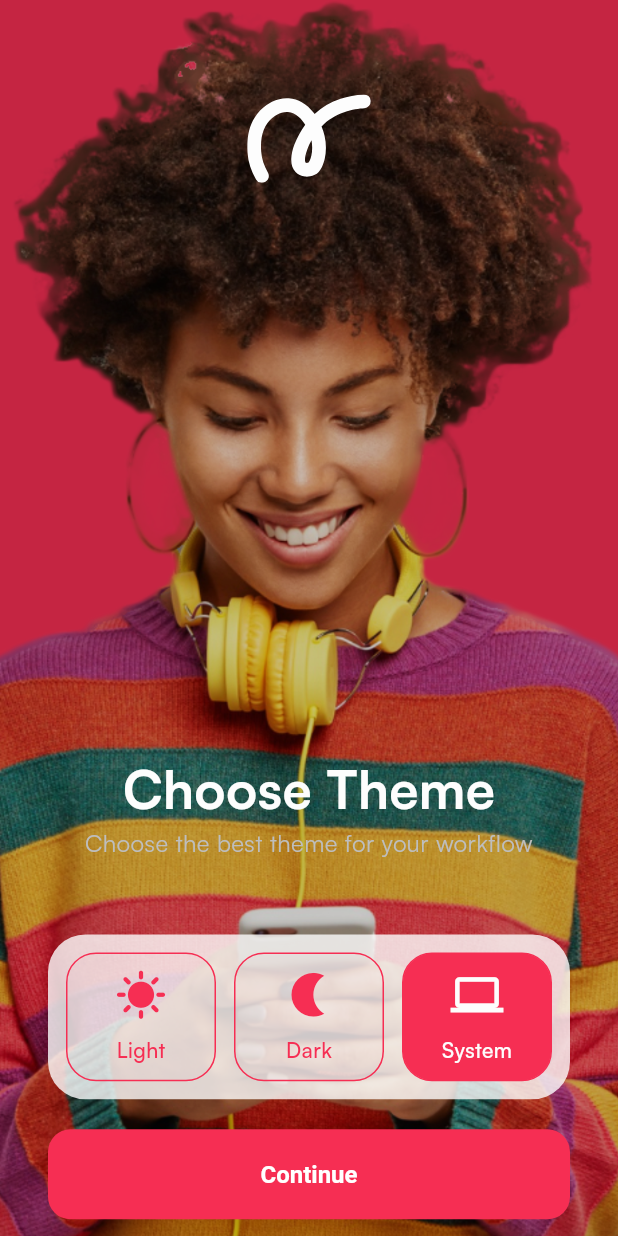
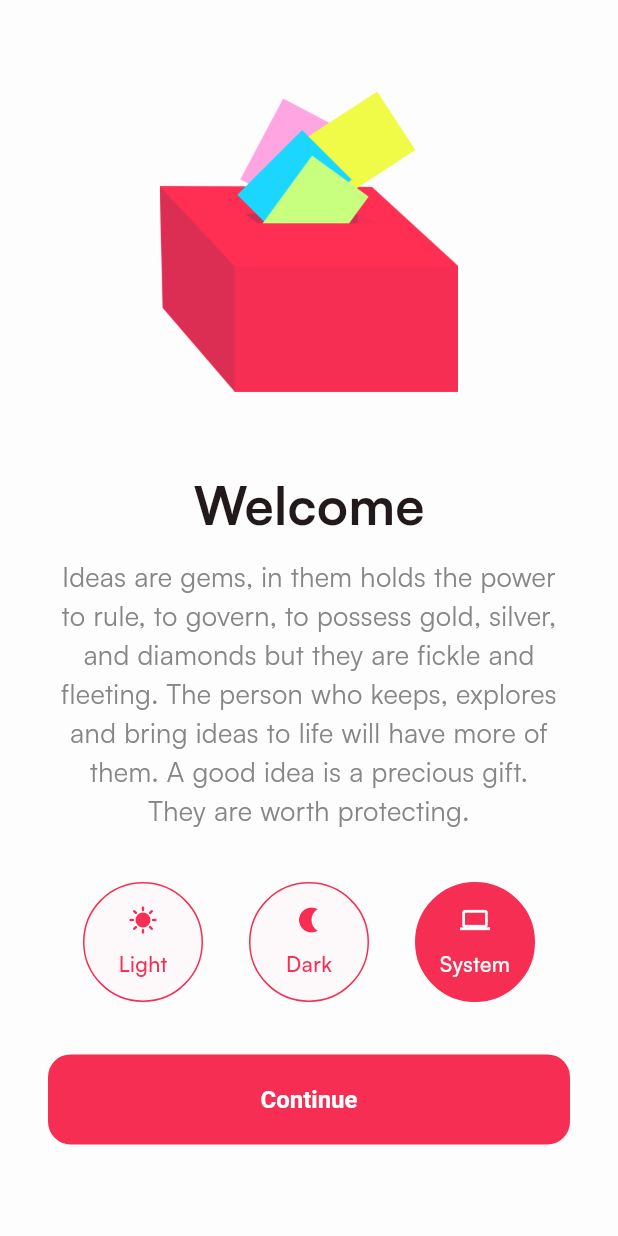
Before and after one commit to alextoyinore/notepada, a Flutter app: the screen it shows after launch, on a phone screen of 412 x 824 dp. Run offline on Flutter 3.47's test engine with Material 3 defaults, Android fonts, the phone set to English and light mode, and no system bars; our stand-ins replace appwrite, dartz, flutter_bloc, flutter_colorpicker, flutter_svg, get_it and 4 more; network calls fail.

Commit message:
revamped intro page

```diff
--- a/lib/config/assets/images.dart
+++ b/lib/config/assets/images.dart
@@ -8,6 +8,7 @@ class AppImages {
   static const String lady = '${vectorBaseURL}lady$vectorExtension';
   static const String tree = '${vectorBaseURL}tree$vectorExtension';
   static const String empty = '${vectorBaseURL}empty$vectorExtension';
+  static const String box = '${vectorBaseURL}box$vectorExtension';
   static const String gettingNotes =
       '${vectorBaseURL}getting_notes$vectorExtension';
 }
--- a/lib/config/strings/strings.dart
+++ b/lib/config/strings/strings.dart
@@ -11,7 +11,7 @@ class AppStrings {
   static const password = 'Password';
   static const introTitle = 'Ideas rule the world.';
   static const introDescription =
-      'Ideas are seeds, the moment you store them, you have planted them. Never loose an idea again.\nStore it, keep it, make it!';
+      'Ideas are seeds, the moment you store them, you have planted them. Never loose an idea again. Store it, keep it, make it happen!';
   static const registerPolicyCheck =
       "By clicking 'Continue' you agree to the terms, conditions and policies of Notepada";
   static const registerDescription =
@@ -38,7 +38,7 @@ class AppStrings {
   static const system = 'System';
   static const notes = 'Notes';
   static const noteSaved = 'Your note has been saved successfully.';
-  static const gettingNotes = 'Getting notes...';
+  static const gettingNotes = 'Getting your notes...';
   static const getNoteError =
       'We are having trouble getting your notes.\nTry closing and reopening the app. Thank you!';
   static const noNotes = 'You have no notes';
@@ -48,4 +48,7 @@ class AppStrings {
   static const deleteDescription =
       'Are you sure you want to delete this note? Note that this action cannot be reversed.';
   static const chooseNoteColor = 'Choose note color';
+  static const welcome = 'Welcome';
+  static const welcomeDescription =
+      'Ideas are gems, in them holds the power to rule, to govern, to possess gold, silver, and diamonds but they are fickle and fleeting. The person who keeps, explores and bring ideas to life will have more of them. A good idea is a precious gift.\nThey are worth protecting.';
 }
--- a/lib/features/auth/presentation/pages/auth.dart
+++ b/lib/features/auth/presentation/pages/auth.dart
@@ -45,10 +45,10 @@ class Auth extends StatelessWidget {
             AppGaps.v40,
             Image.asset(
               AppImages.tree,
-              height: 300,
+              height: 250,
               fit: BoxFit.cover,
             ),
-            AppGaps.v40,
+            AppGaps.v20,
             Align(
               alignment: Alignment.bottomCenter,
               child: Column(
--- a/lib/features/auth/presentation/pages/login.dart
+++ b/lib/features/auth/presentation/pages/login.dart
@@ -47,11 +47,11 @@ class _LoginState extends State<Login> {
           onTap: () {
             context.goNamed(RouteNames.auth);
           },
-          child: Padding(
-            padding: const EdgeInsets.only(left: 32.0),
+          child: const Padding(
+            padding: EdgeInsets.only(left: 32.0),
             child: Icon(
               Icons.arrow_back_ios,
-              color: AppColors.grey.withOpacity(.3),
+              color: AppColors.primary,
             ),
           ),
         ),
@@ -101,20 +101,20 @@ class _LoginState extends State<Login> {
             child: Column(
               crossAxisAlignment: CrossAxisAlignment.start,
               children: [
-                AppGaps.v50,
+                AppGaps.v20,
                 Text(
                   AppStrings.login,
                   style: AppStyles.headerStyle,
                 ),
                 AppGaps.v10,
                 const Text(
-                  AppStrings.registerDescription,
+                  AppStrings.loginDescription,
                   // textAlign: TextAlign.center,
                   style: TextStyle(
                     color: AppColors.midGrey,
                   ),
                 ),
-                AppGaps.v50,
+                AppGaps.v40,
                 email(),
                 AppGaps.v20,
                 password(),
--- a/lib/features/auth/presentation/pages/register.dart
+++ b/lib/features/auth/presentation/pages/register.dart
@@ -35,11 +35,11 @@ class _RegisterState extends State<Register> {
           onTap: () {
             context.goNamed(RouteNames.auth);
           },
-          child: Padding(
-            padding: const EdgeInsets.only(left: 32.0),
+          child: const Padding(
+            padding: EdgeInsets.only(left: 32.0),
             child: Icon(
               Icons.arrow_back_ios,
-              color: AppColors.grey.withOpacity(.3),
+              color: AppColors.primary,
             ),
           ),
         ),
--- a/lib/features/home/presentation/pages/home.dart
+++ b/lib/features/home/presentation/pages/home.dart
@@ -68,7 +68,7 @@ class _HomeState extends State<Home> {
                   const Text(
                     AppStrings.gettingNotes,
                     style: TextStyle(
-                      color: AppColors.midGrey,
+                      color: AppColors.darkGrey,
                       fontSize: 16,
                     ),
                     textAlign: TextAlign.center,
@@ -88,7 +88,7 @@ class _HomeState extends State<Home> {
                     SvgPicture.asset(
                       AppVectors.warning,
                       colorFilter: const ColorFilter.mode(
-                        AppColors.grey,
+                        AppColors.primary,
                         BlendMode.srcATop,
                       ),
                       height: 100,
@@ -97,7 +97,7 @@ class _HomeState extends State<Home> {
                     const Text(
                       AppStrings.getNoteError,
                       style: TextStyle(
-                        color: AppColors.midGrey,
+                        color: AppColors.darkGrey,
                         fontSize: 16,
                       ),
                       textAlign: TextAlign.center,
--- a/lib/features/intro/presentation/pages/intro.dart
+++ b/lib/features/intro/presentation/pages/intro.dart
@@ -10,68 +10,56 @@ import 'package:notepada/config/theme/colors.dart';
 import 'package:notepada/config/assets/images.dart';
 import 'package:notepada/common/bloc/theme/theme_cubit.dart';
 
-class Intro extends StatelessWidget {
+class Intro extends StatefulWidget {
   const Intro({super.key});
 
   @override
+  State<Intro> createState() => _IntroState();
+}
+
+class _IntroState extends State<Intro> {
+  @override
   Widget build(BuildContext context) {
     return Scaffold(
-      backgroundColor: AppColors.primary,
-      body: Stack(
+      // backgroundColor: AppColors.primary,
+      body: Column(
+        mainAxisAlignment: MainAxisAlignment.center,
         children: [
-          Container(
-            width: MediaQuery.of(context).size.width,
-            decoration: const BoxDecoration(
-              image: DecorationImage(
-                image: AssetImage(
-                  AppImages.lady,
-                ),
+          // AppGaps.v50,
+          // SvgPicture.asset(
+          //   AppVectors.icon,
+          //   colorFilter: const ColorFilter.mode(
+          //     AppColors.primary,
+          //     BlendMode.srcATop,
+          //   ),
+          //   height: 50,
+          // ),
+          // AppGaps.v20,
+          Image.asset(
+            AppImages.box,
+            height: 200,
             fit: BoxFit.cover,
           ),
+          AppGaps.v50,
+          Text(
+            AppStrings.welcome,
+            style: AppStyles.headerStyle.copyWith(
+                // color: AppColors.darkGrey,
                 ),
           ),
-          Container(
-            width: MediaQuery.of(context).size.width,
-            color: Colors.black.withOpacity(.2),
-          ),
-          Positioned(
-            top: 10,
-            left: MediaQuery.of(context).size.width / 2.5,
-            child: SizedBox(
-              width: MediaQuery.of(context).size.width * .2,
-              height: MediaQuery.of(context).size.height * .2,
-              child: SvgPicture.asset(
-                AppVectors.icon,
-                color: AppColors.bright,
-                height: 50,
-              ),
-            ),
-          ),
-          Positioned(
-            bottom: -500,
-            child: SizedBox(
-              width: MediaQuery.of(context).size.width,
-              height: MediaQuery.of(context).size.height,
-              child: Column(
-                crossAxisAlignment: CrossAxisAlignment.center,
-                // mainAxisAlignment: MainAxisAlignment.center,
-                children: [
-                  Text(
-                    AppStrings.themeSelectionTitle,
-                    style: AppStyles.headerStyle.copyWith(
-                      color: AppColors.bright,
-                    ),
-                  ),
-                  // AppGaps.v10,
-                  const Text(
-                    AppStrings.themeSelectionDescription,
+          AppGaps.v10,
+          const Padding(
+            padding: EdgeInsets.symmetric(horizontal: 32.0),
+            child: Text(
+              AppStrings.welcomeDescription,
               style: TextStyle(
-                      fontSize: 16,
-                      color: AppColors.grey,
+                fontSize: 18,
+                color: AppColors.midGrey,
               ),
               textAlign: TextAlign.center,
             ),
-                  AppGaps.v50,
+          ),
+          AppGaps.v20,
           _themeRow(context),
           AppGaps.v20,
           Padding(
@@ -85,10 +73,6 @@ class Intro extends StatelessWidget {
           ),
         ],
       ),
-            ),
-          ),
-        ],
-      ),
     );
   }
 
@@ -97,13 +81,13 @@ class Intro extends StatelessWidget {
       width: MediaQuery.of(context).size.width,
       height: MediaQuery.of(context).size.height / 7.5,
       margin: const EdgeInsets.symmetric(horizontal: 32),
-      padding: const EdgeInsets.all(12),
+      padding: const EdgeInsets.all(8),
       decoration: BoxDecoration(
-        color: AppColors.bright.withOpacity(.8),
+        // color: AppColors.bright.withOpacity(.9),
         borderRadius: BorderRadius.circular(25),
       ),
       child: Row(
-        mainAxisAlignment: MainAxisAlignment.spaceBetween,
+        mainAxisAlignment: MainAxisAlignment.spaceAround,
         children: [
           _themeChooser(
               icon: Icons.sunny,
@@ -112,7 +96,9 @@ class Intro extends StatelessWidget {
                   ? true
                   : false,
               onTap: () {
+                setState(() {
                   context.read<ThemeCubit>().updateTheme(ThemeMode.light);
+                });
               }),
           _themeChooser(
               icon: Icons.nightlight,
@@ -121,7 +107,9 @@ class Intro extends StatelessWidget {
                   ? true
                   : false,
               onTap: () {
+                setState(() {
                   context.read<ThemeCubit>().updateTheme(ThemeMode.dark);
+                });
               }),
           _themeChooser(
             icon: Icons.computer,
@@ -130,7 +118,9 @@ class Intro extends StatelessWidget {
                 ? true
                 : false,
             onTap: () {
+              setState(() {
                 context.read<ThemeCubit>().updateTheme(ThemeMode.system);
+              });
             },
           ),
         ],
@@ -148,12 +138,13 @@ class Intro extends StatelessWidget {
     return GestureDetector(
       onTap: onTap,
       child: Container(
-        width: 100,
-        height: 100,
+        width: 80,
+        height: 80,
         decoration: BoxDecoration(
-          borderRadius: BorderRadius.circular(20),
+          // borderRadius: BorderRadius.circular(20),
           color: isSelected ? color : color.withOpacity(.02),
           border: Border.all(color: color),
+          shape: BoxShape.circle,
         ),
         child: Column(
           mainAxisAlignment: MainAxisAlignment.center,
@@ -161,7 +152,7 @@ class Intro extends StatelessWidget {
             Icon(
               icon,
               color: isSelected ? AppColors.bright : color,
-              size: 35,
+              size: 20,
             ),
             AppGaps.v10,
             Text(
--- a/lib/features/splash/presentation/pages/splash.dart
+++ b/lib/features/splash/presentation/pages/splash.dart
@@ -43,13 +43,14 @@ class _SplashState extends State<Splash> {
               context.goNamed(RouteNames.intro);
             } else {
               context.goNamed(RouteNames.auth);
+              // context.goNamed(RouteNames.intro);
             }
           }
         },
         builder: (context, state) => Center(
           child: SvgPicture.asset(
             AppVectors.icon,
-            height: 80,
+            height: 60,
             color: AppColors.bright,
           ),
         ),
```
Also changed, not shown: assets/images/box.png (added). Lines whose indentation alone changed are shown as unchanged.
